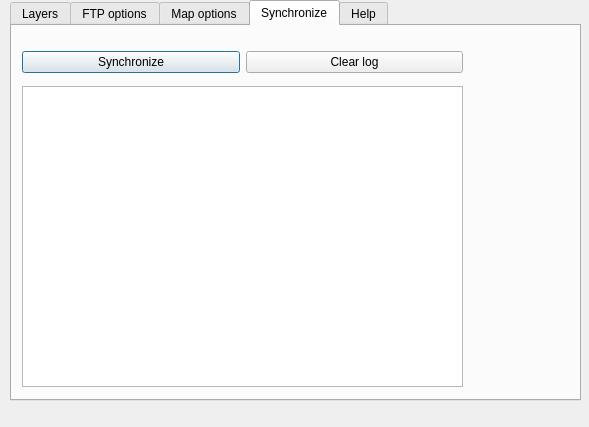
Qt form ui_send2server.ui (3liz/lizmap-plugin) before a commit.
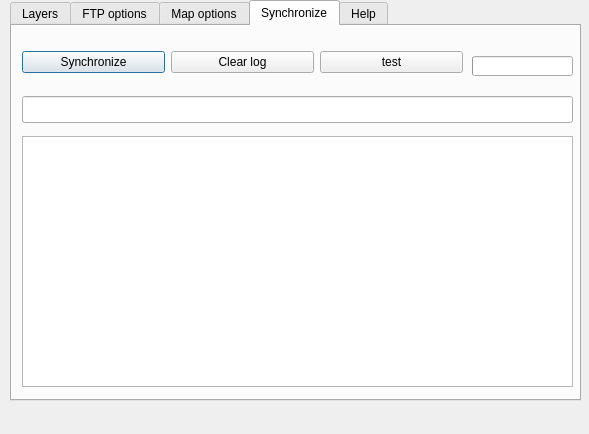
The same form after that commit. The open tabs and pages were chosen to show the change.

Commit message: Synchro : test d'utilisation de LFTP via subprocess

The edit to the form file:
```diff
--- a/ui_send2server.ui
+++ b/ui_send2server.ui
@@ -7,7 +7,7 @@
     <x>0</x>
     <y>0</y>
     <width>589</width>
-    <height>427</height>
+    <height>434</height>
    </rect>
   </property>
   <property name="windowTitle">
@@ -487,21 +487,60 @@
         </property>
        </widget>
       </item>
+      <item>
+       <widget class="QPushButton" name="btTest">
+        <property name="text">
+         <string>test</string>
+        </property>
+       </widget>
+      </item>
      </layout>
     </widget>
     <widget class="QTextEdit" name="outLog">
      <property name="geometry">
       <rect>
        <x>10</x>
-       <y>60</y>
-       <width>441</width>
-       <height>301</height>
+       <y>110</y>
+       <width>551</width>
+       <height>251</height>
       </rect>
      </property>
      <property name="lineWrapMode">
       <enum>QTextEdit::NoWrap</enum>
      </property>
     </widget>
+    <widget class="QLineEdit" name="inSyncCommand">
+     <property name="geometry">
+      <rect>
+       <x>10</x>
+       <y>70</y>
+       <width>551</width>
+       <height>27</height>
+      </rect>
+     </property>
+     <property name="alignment">
+      <set>Qt::AlignRight|Qt::AlignTrailing|Qt::AlignVCenter</set>
+     </property>
+    </widget>
+    <widget class="QProgressBar" name="progressBar">
+     <property name="enabled">
+      <bool>true</bool>
+     </property>
+     <property name="geometry">
+      <rect>
+       <x>460</x>
+       <y>30</y>
+       <width>101</width>
+       <height>20</height>
+      </rect>
+     </property>
+     <property name="value">
+      <number>0</number>
+     </property>
+     <property name="format">
+      <string/>
+     </property>
+    </widget>
    </widget>
    <widget class="QWidget" name="tab">
     <attribute name="title">
```
Left out of the diff: 4 changed lines with no effect on the pictures. The commit also changes 2 other files.
